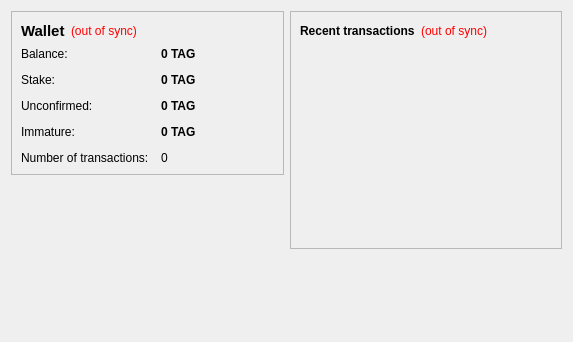
RussiaCoinDotInfo/TagCoin_post_2017, file src/qt/forms/overviewpage.ui: the form before one commit.
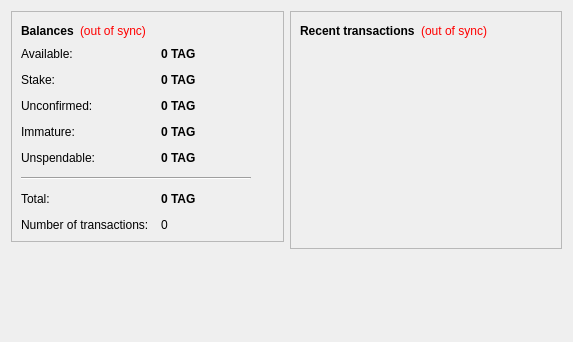
The form after the commit.

```diff
--- a/src/qt/forms/overviewpage.ui
+++ b/src/qt/forms/overviewpage.ui
@@ -31,13 +31,12 @@
            <widget class="QLabel" name="label_5">
             <property name="font">
              <font>
-              <pointsize>11</pointsize>
               <weight>75</weight>
               <bold>true</bold>
              </font>
             </property>
             <property name="text">
-             <string>Wallet</string>
+             <string>Balances</string>
             </property>
            </widget>
           </item>
@@ -86,7 +85,7 @@
           <item row="0" column="0">
            <widget class="QLabel" name="label">
             <property name="text">
-             <string>Balance:</string>
+             <string>Available:</string>
             </property>
            </widget>
           </item>
@@ -197,13 +196,93 @@
            </widget>
           </item>
           <item row="4" column="0">
+           <widget class="QLabel" name="labelBalanceWatchOnlyText">
+            <property name="toolTip">
+             <string>Your unspendable balance</string>
+            </property>
+            <property name="text">
+             <string>Unspendable:</string>
+            </property>
+           </widget>
+          </item>
+          <item row="4" column="1">
+           <widget class="QLabel" name="labelBalanceWatchOnly">
+            <property name="font">
+             <font>
+              <weight>75</weight>
+              <bold>true</bold>
+             </font>
+            </property>
+            <property name="cursor">
+             <cursorShape>IBeamCursor</cursorShape>
+            </property>
+            <property name="toolTip">
+             <string>Your unspendable balance</string>
+            </property>
+            <property name="text">
+             <string notr="true">0 TAG</string>
+            </property>
+            <property name="alignment">
+             <set>Qt::AlignLeading|Qt::AlignLeft|Qt::AlignVCenter</set>
+            </property>
+            <property name="textInteractionFlags">
+             <set>Qt::LinksAccessibleByMouse|Qt::TextSelectableByKeyboard|Qt::TextSelectableByMouse</set>
+            </property>
+           </widget>
+          </item>
+          <item row="5" column="0" colspan="2">
+           <widget class="Line" name="line">
+            <property name="maximumSize">
+             <size>
+              <width>230</width>
+              <height>16777215</height>
+             </size>
+            </property>
+            <property name="orientation">
+             <enum>Qt::Horizontal</enum>
+            </property>
+           </widget>
+          </item>
+          <item row="6" column="0">
+           <widget class="QLabel" name="labelTotalText">
+            <property name="toolTip">
+             <string>Your current total balance</string>
+            </property>
+            <property name="text">
+             <string>Total:</string>
+            </property>
+           </widget>
+          </item>
+          <item row="6" column="1">
+           <widget class="QLabel" name="labelTotal">
+            <property name="font">
+             <font>
+              <weight>75</weight>
+              <bold>true</bold>
+             </font>
+            </property>
+            <property name="toolTip">
+             <string>Your current total balance</string>
+            </property>
+            <property name="text">
+             <string notr="true">0 TAG</string>
+            </property>
+            <property name="alignment">
+             <set>Qt::AlignLeading|Qt::AlignLeft|Qt::AlignVCenter</set>
+            </property>
+            <property name="textInteractionFlags">
+             <set>Qt::LinksAccessibleByMouse|Qt::TextSelectableByKeyboard|Qt::TextSelectableByMouse</set>
+            </property>
+           </widget>
+          </item>
+          <item row="7" column="0">
            <widget class="QLabel" name="label_2">
             <property name="text">
              <string>Number of transactions:</string>
             </property>
            </widget>
           </item>
-          <item row="4" column="1">
+          <item row="7" column="1">
            <widget class="QLabel" name="labelNumTransactions">
             <property name="toolTip">
              <string>Total number of transactions in wallet</string>
```
Left out of the diff: 33 changed lines with no effect on the pictures.
